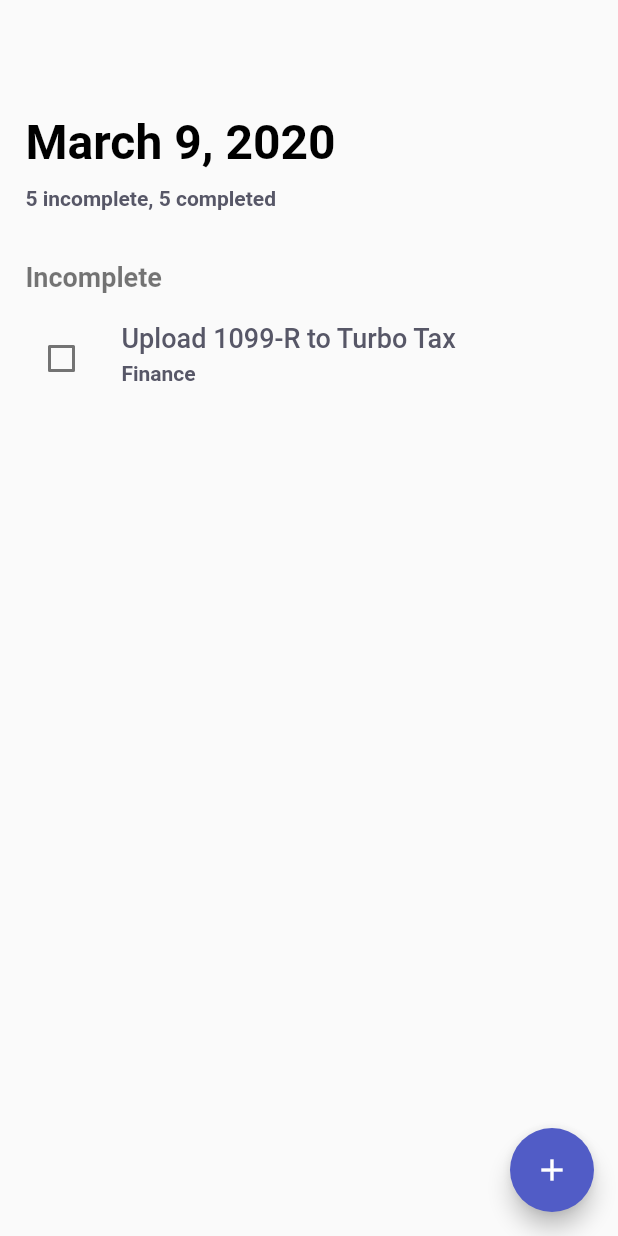
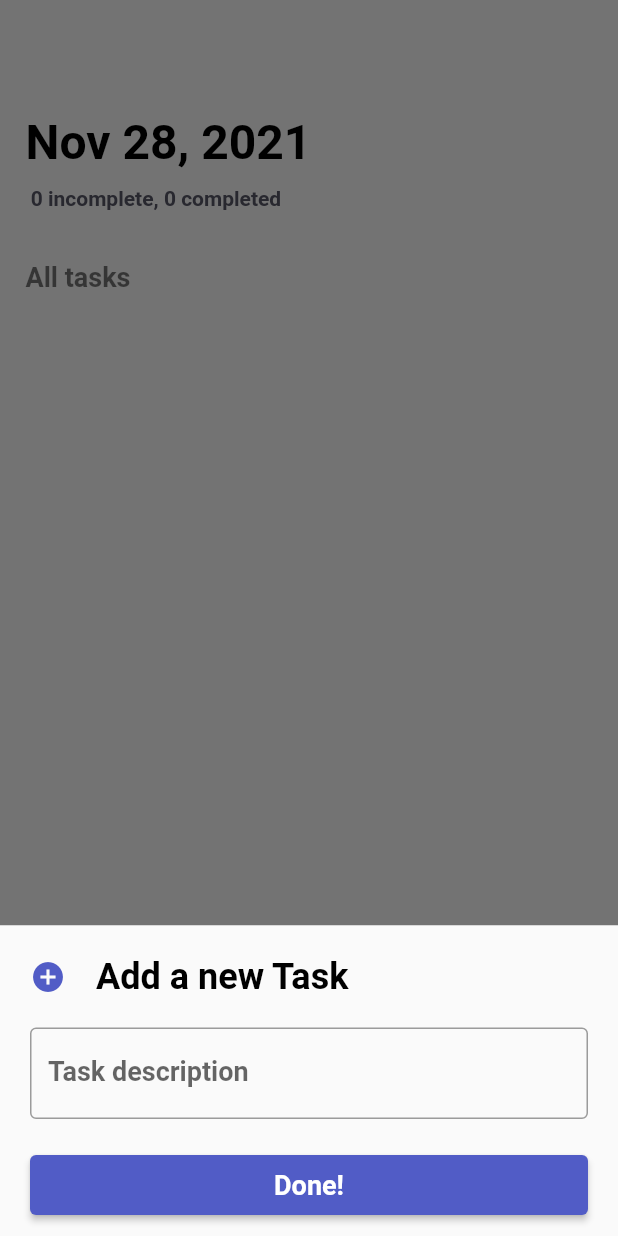
Before and after one commit to BarryDaBee/bloc-todo-app, a Flutter app: the screen it shows after launch, after a tap on the "add" icon, on a phone screen of 412 x 824 dp. Run offline on Flutter 3.47's test engine with Material 2 defaults, Android fonts, the phone set to English and light mode, and no system bars; our stand-ins replace bloc, flutter_bloc.

Commit message:
added more todo states

```diff
--- a/lib/business_logic/cubits/todo_cubit.dart
+++ b/lib/business_logic/cubits/todo_cubit.dart
@@ -4,21 +4,27 @@ import 'package:meta/meta.dart';
 
 part 'todo_state.dart';
 
-class TodoCubit extends Cubit<TodoState> {
-  TodoCubit() : super(const TodoState([]));
+class TodoCubit extends Cubit<TaskListState> {
+  TodoCubit() : super(TaskInitialState());
 
-  addTodo(Todo todo) {
+  addTask(Todo todo) {
     List<Todo> newTodos = List.from(state.todos);
     newTodos.add(todo);
     emit(
-      TodoState(
+      NewTaskAddedState(
         newTodos,
       ),
     );
   }
 
+  removeTask(int index) {
+    List<Todo> newTodos = List.from(state.todos);
+    newTodos.removeAt(index);
+    emit(TaskRemovedState(newTodos, state.todos[index]));
+  }
+
   toggleDone(int index) {
     state.todos[index].toggleDone();
-    emit(TodoState(state.todos));
+    emit(TaskUpdatedState(state.todos, state.todos[index]));
   }
 }
--- a/lib/business_logic/cubits/todo_state.dart
+++ b/lib/business_logic/cubits/todo_state.dart
@@ -1,7 +1,38 @@
 part of 'todo_cubit.dart';
 
-class TodoState {
+@immutable
+abstract class TaskListState {
   final List<Todo> todos;
 
-  const TodoState([this.todos = const []]);
+  const TaskListState(this.todos);
+
+  int get noOfCompletedTasks {
+    var number = 0;
+    for (var element in todos) {
+      if (element.isDone) number++;
+    }
+    return number;
+  }
 }
+
+class TaskInitialState extends TaskListState {
+  TaskInitialState() : super([]);
+}
+
+class NewTaskAddedState extends TaskListState {
+  final List<Todo> todos;
+
+  const NewTaskAddedState([this.todos = const []]) : super(todos);
+}
+
+class TaskRemovedState extends TaskListState {
+  final List<Todo> todos;
+  final Todo removedTask;
+  const TaskRemovedState(this.todos, this.removedTask) : super(todos);
+}
+
+class TaskUpdatedState extends TaskListState {
+  final List<Todo> todos;
+  final Todo updatedTask;
+  const TaskUpdatedState(this.todos, this.updatedTask) : super(todos);
+}
--- a/lib/data/models/todo.dart
+++ b/lib/data/models/todo.dart
@@ -1,12 +1,11 @@
 class Todo {
   bool isDone;
   String subject;
-  String category;
 
-  Todo(
-      {this.isDone = false,
-      this.subject = "random todo",
-      this.category = "Unknown"});
+  Todo({
+    this.isDone = false,
+    this.subject = "random todo",
+  });
 
   void toggleDone() => isDone = !isDone;
 }
--- /dev/null
+++ b/lib/presentation/shared/colors.dart
@@ -0,0 +1,5 @@
+import 'dart:ui';
+
+class AppColors {
+  static const purple = Color(0xFF515CC6);
+}
--- a/lib/presentation/views/todo_view.dart
+++ b/lib/presentation/views/todo_view.dart
@@ -1,47 +1,94 @@
 import 'package:bloc_todo_list/business_logic/cubits/todo_cubit.dart';
 import 'package:bloc_todo_list/data/models/todo.dart';
+import 'package:bloc_todo_list/presentation/shared/colors.dart';
 import 'package:bloc_todo_list/presentation/shared/spacer.dart';
 import 'package:bloc_todo_list/presentation/widgets/todo_widget.dart';
 import 'package:flutter/material.dart';
 import 'package:flutter_bloc/flutter_bloc.dart';
 
-class TodoView extends StatelessWidget {
+class TodoView extends StatefulWidget {
   const TodoView({Key? key}) : super(key: key);
+
+  @override
+  State<TodoView> createState() => _TodoViewState();
+}
+
+class _TodoViewState extends State<TodoView> {
+  final TextEditingController _taskTextController = TextEditingController();
 
   @override
   Widget build(BuildContext context) {
     return Scaffold(
-      body: ListView(
-        padding: EdgeInsets.symmetric(horizontal: 17),
+      body: BlocListener<TodoCubit, TaskListState>(
+        listener: (context, state) {
+          if (state is TaskRemovedState) {
+            ScaffoldMessenger.of(context).showSnackBar(
+              SnackBar(
+                backgroundColor: Colors.red,
+                content: Text("Task \"${state.removedTask.subject}\" removed"),
+                duration: const Duration(milliseconds: 500),
+              ),
+            );
+          } else if (state is NewTaskAddedState) {
+            ScaffoldMessenger.of(context).showSnackBar(
+              const SnackBar(
+                backgroundColor: AppColors.purple,
+                content: Text("Task added successfully"),
+                duration: Duration(milliseconds: 500),
+              ),
+            );
+          }
+          // else if(state is TaskUpdatedState){
+          //   ScaffoldMessenger.of(context).showSnackBar(
+          //     const SnackBar(
+          //       backgroundColor: AppColors.purple,
+          //       content: Text("Task state changed"),
+          //       duration: Duration(milliseconds: 500),
+          //     ),
+          //   );
+          // }
+        },
+        child: ListView(
+          padding: const EdgeInsets.symmetric(horizontal: 17),
           children: [
             marginY(76),
             Text(
-            "March 9, 2020",
+              "Nov 28, 2021",
               style: Theme.of(context).textTheme.headline1,
             ),
             marginY(10),
-          Text(
-            "5 incomplete, 5 completed",
+            BlocBuilder<TodoCubit, TaskListState>(
+              builder: (context, state) {
+                return Text(
+                  " ${state.todos.length - state.noOfCompletedTasks} incomplete, ${state.noOfCompletedTasks} completed",
                   style: Theme.of(context).textTheme.subtitle1,
+                );
+              },
             ),
             marginY(34),
-          BlocBuilder<TodoCubit, TodoState>(
+            BlocBuilder<TodoCubit, TaskListState>(
               builder: (context, state) {
                 return Column(
                   children: [
                     Row(
                       children: [
-                      Text("Incomplete",
+                        Text("All tasks",
                             style: Theme.of(context).textTheme.headline3),
                       ],
                     ),
                     marginY(20),
                     ...List.generate(
                       state.todos.length,
-                    (index) => TodoWidget(
+                      (index) => Dismissible(
+                        key: UniqueKey(),
+                        child: TodoWidget(
                           todo: state.todos[index],
                           onChanged: (_) {
                             context.read<TodoCubit>().toggleDone(index);
+                          },
+                        ),
+                        onDismissed: (_) {
+                          context.read<TodoCubit>().removeTask(index);
                         },
                       ),
                     ),
@@ -51,11 +98,94 @@ class TodoView extends StatelessWidget {
             )
           ],
         ),
+      ),
       floatingActionButton: FloatingActionButton(
-        backgroundColor: const Color(0xFF515CC6),
-        child: const Icon(Icons.add),
+        backgroundColor: AppColors.purple,
+        child: Icon(Icons.add, size: 25),
         onPressed: () {
-          context.read<TodoCubit>().addTodo(Todo());
+          showModalBottomSheet(
+              context: context,
+              isScrollControlled: true,
+              builder: (_) {
+                return BlocProvider.value(
+                  value: context.read<TodoCubit>(),
+                  child: BottomSheet(
+                    builder: (_) {
+                      return Padding(
+                        padding: const EdgeInsets.symmetric(horizontal: 20),
+                        child: Column(
+                          crossAxisAlignment: CrossAxisAlignment.stretch,
+                          mainAxisSize: MainAxisSize.min,
+                          children: [
+                            marginY(20),
+                            Row(
+                              children: [
+                                const Icon(
+                                  Icons.add_circle,
+                                  color: AppColors.purple,
+                                ),
+                                marginX(20),
+                                Text(
+                                  "Add a new Task",
+                                  style: Theme.of(context)
+                                      .textTheme
+                                      .headline1!
+                                      .copyWith(
+                                        fontSize: 24,
+                                      ),
+                                ),
+                              ],
+                            ),
+                            marginY(20),
+                            TextField(
+                              controller: _taskTextController,
+                              style: Theme.of(context).textTheme.headline3,
+                              decoration: const InputDecoration(
+                                labelText: "Task description",
+                                border: OutlineInputBorder(),
+                              ),
+                            ),
+                            marginY(20),
+                            Padding(
+                              padding: EdgeInsets.only(
+                                  bottom:
+                                      MediaQuery.of(context).viewInsets.bottom +
+                                          10),
+                              child: ElevatedButton(
+                                style: ElevatedButton.styleFrom(
+                                  primary: AppColors.purple,
+                                  fixedSize: const Size.fromHeight(40),
+                                ),
+                                onPressed: () {
+                                  if (_taskTextController
+                                      .value.text.isNotEmpty) {
+                                    Todo newTodo = Todo(
+                                        subject:
+                                            _taskTextController.value.text);
+                                    context.read<TodoCubit>().addTask(newTodo);
+                                    _taskTextController.clear();
+                                    Navigator.pop(context);
+                                  }
+                                },
+                                child: Text(
+                                  "Done!",
+                                  style: Theme.of(context)
+                                      .textTheme
+                                      .headline3!
+                                      .copyWith(
+                                        color: Colors.white,
+                                      ),
+                                ),
+                              ),
+                            ),
+                          ],
+                        ),
+                      );
+                    },
+                    onClosing: () {},
+                  ),
+                );
+              });
         },
       ),
     );
--- a/lib/presentation/widgets/todo_widget.dart
+++ b/lib/presentation/widgets/todo_widget.dart
@@ -1,4 +1,5 @@
 import 'package:bloc_todo_list/data/models/todo.dart';
+import 'package:bloc_todo_list/presentation/shared/colors.dart';
 import 'package:bloc_todo_list/presentation/shared/spacer.dart';
 import 'package:flutter/material.dart';
 
@@ -14,28 +15,30 @@ class TodoWidget extends StatelessWidget {
       crossAxisAlignment: CrossAxisAlignment.start,
       mainAxisAlignment: MainAxisAlignment.start,
       children: [
-        Checkbox(
-          //fillColor: const Color(0xFF2B2D37),
-          focusColor: const Color(0xFF2B2D37),
-          activeColor: const Color(0xFF2B2D37),
-
-          value: todo.isDone,
-          onChanged: (value) {
-            onChanged?.call(value!);
-          },
+        Theme(
+          data: ThemeData(unselectedWidgetColor: AppColors.purple),
+          child: Checkbox(
+            activeColor: Colors.green,
+            value: todo.isDone,
+            onChanged: (value) {
+              onChanged?.call(value!);
+            },
+          ),
         ),
         marginX(16),
         Column(
           crossAxisAlignment: CrossAxisAlignment.start,
           children: [
             Text(
-              "Upload 1099-R to Turbo Tax",
+              todo.subject,
               style: Theme.of(context).textTheme.headline4,
             ),
             marginY(5),
             Text(
-              "Finance",
-              style: Theme.of(context).textTheme.subtitle1,
+              todo.isDone ? "Completed" : "Pending",
+              style: Theme.of(context).textTheme.subtitle1!.copyWith(
+                    color: todo.isDone ? Colors.green : AppColors.purple,
+                  ),
             ),
           ],
         )
--- a/pubspec.yaml
+++ b/pubspec.yaml
@@ -36,6 +36,7 @@ dependencies:
   cupertino_icons: ^1.0.2
   flutter_bloc: ^8.0.0
   bloc: ^8.0.1
+  equatable: ^2.0.3
 
 dev_dependencies:
   flutter_test:
```
Also changed, not shown: pubspec.lock. Lines whose indentation alone changed are shown as unchanged.
